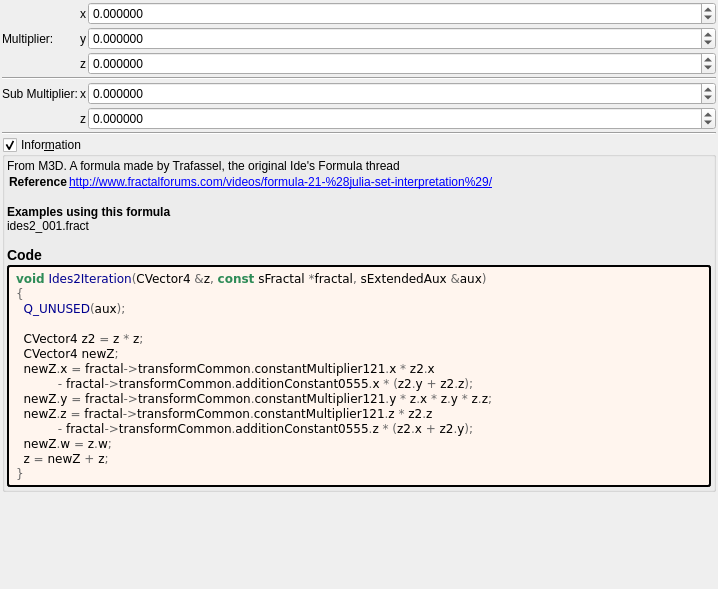
buddhi1980/mandelbulber2, file mandelbulber2/formula/ui/ides2.ui: the form before one commit.
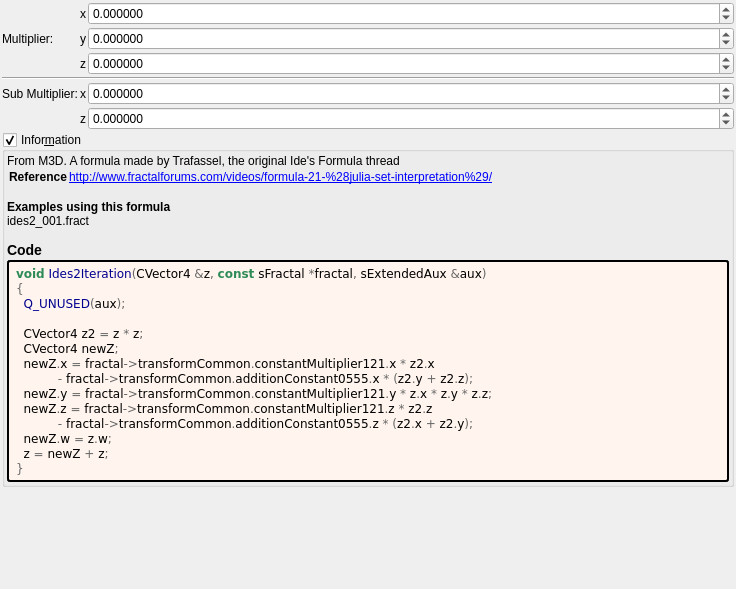
The form after the commit. Custom widgets are drawn as their Qt base class.

Patch:
```diff
--- a/mandelbulber2/formula/ui/ides2.ui
+++ b/mandelbulber2/formula/ui/ides2.ui
@@ -6,7 +6,7 @@
    <rect>
     <x>0</x>
     <y>0</y>
-    <width>718</width>
+    <width>736</width>
     <height>589</height>
    </rect>
   </property>
@@ -230,13 +230,6 @@
        </property>
       </widget>
      </item>
-     <item row="7" column="1" colspan="3">
-      <widget class="Line" name="line_59">
-       <property name="orientation">
-        <enum>Qt::Horizontal</enum>
-       </property>
-      </widget>
-     </item>
     </layout>
    </item>
    <item>
@@ -340,17 +333,17 @@
   </layout>
  </widget>
  <customwidgets>
+  <customwidget>
+   <class>MyDoubleSpinBox</class>
+   <extends>QDoubleSpinBox</extends>
+   <header>my_double_spin_box.h</header>
+  </customwidget>
   <customwidget>
    <class>MyGroupBox</class>
    <extends>QGroupBox</extends>
    <header>my_group_box.h</header>
    <container>1</container>
   </customwidget>
-  <customwidget>
-   <class>MyDoubleSpinBox</class>
-   <extends>QDoubleSpinBox</extends>
-   <header>my_double_spin_box.h</header>
-  </customwidget>
  </customwidgets>
  <tabstops>
   <tabstop>spinbox3_transf_constant_multiplier_121_x</tabstop>
```
Left out of the diff: 150 changed lines with no effect on the pictures.
